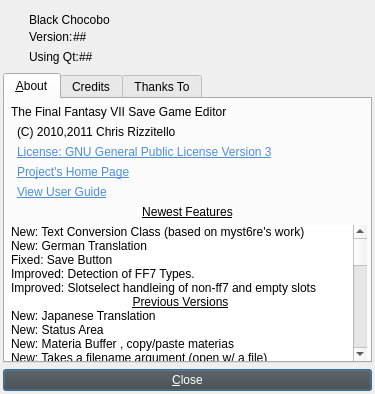
Before: the Qt Designer form about.ui in sithlord48/blackchocobo, drawn with Qt 5.
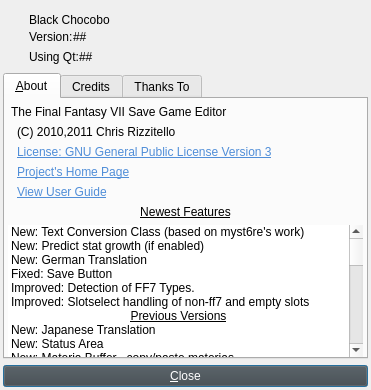
After: the same form once the commit is applied. Icons and pictures are not drawn.

Commit message: Farm Checkboxes (translators ingore those strings for now likely to change again soon) added basic stat /hp/mp calculation, counts materia modifiers (except for the ones like hp plus) currently does not account for equipment  stat changes.

The edit to the form file:
```diff
--- a/about.ui
+++ b/about.ui
@@ -9,8 +9,8 @@
    <rect>
     <x>0</x>
     <y>0</y>
-    <width>375</width>
-    <height>394</height>
+    <width>371</width>
+    <height>390</height>
    </rect>
   </property>
   <property name="sizePolicy">
@@ -501,6 +501,11 @@
            <string>New: Text Conversion Class (based on myst6re's work) </string>
           </property>
          </item>
+         <item>
+          <property name="text">
+           <string>New: Predict stat growth (if enabled)</string>
+          </property>
+         </item>
          <item>
           <property name="text">
            <string>New: German Translation</string>
@@ -518,7 +523,7 @@
          </item>
          <item>
           <property name="text">
-           <string>Improved: Slotselect handleing of non-ff7 and empty slots</string>
+           <string>Improved: Slotselect handling of non-ff7 and empty slots</string>
           </property>
          </item>
          <item>
```
Left out of the diff: 2 changed lines with no effect on the pictures. The commit also changes 12 other files.
